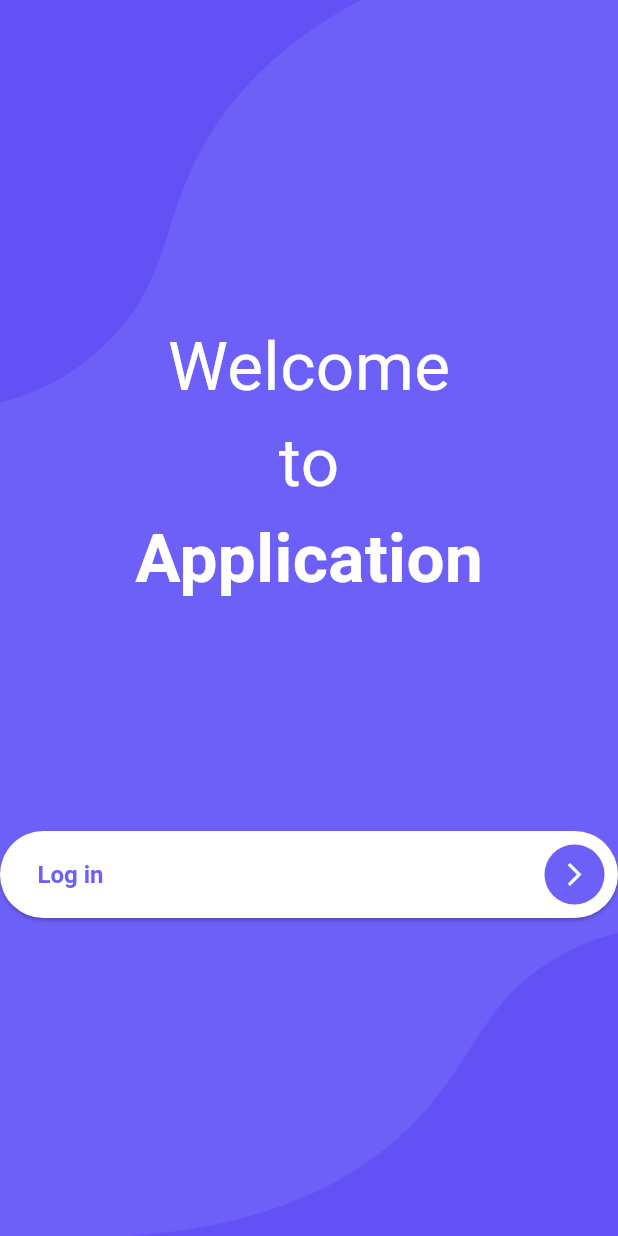
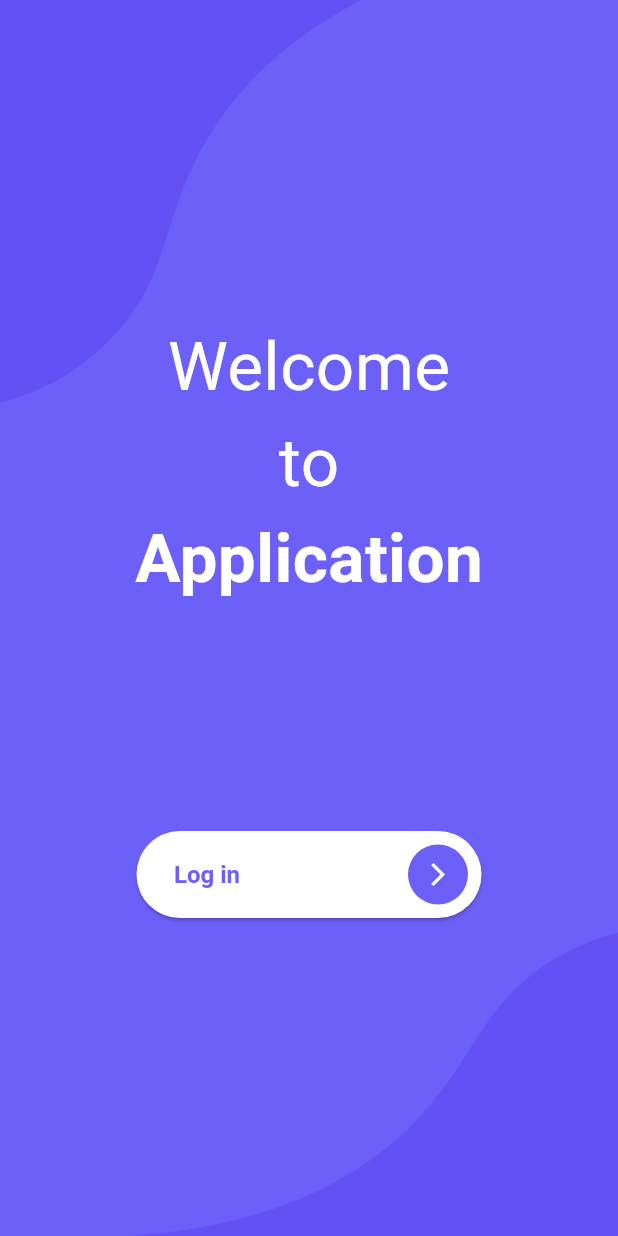
Before and after one commit to NiTika1509/flutter_project, a Flutter app: the screen it shows after launch, on a phone screen of 412 x 824 dp. Run offline on Flutter 3.47's test engine with Material 3 defaults, Android fonts, the phone set to English and light mode, and no system bars.

Commit message:
refactor: Систематизация папок на основе "Clen Arch"

```diff
--- /dev/null
+++ b/lib/core/application.dart
@@ -0,0 +1,24 @@
+import 'package:flutter/material.dart';
+import 'package:flutter_project/presentation/widgets/welcome.dart';
+import 'package:flutter_project/presentation/widgets/auth.dart';
+
+
+class Application extends StatelessWidget {
+  const Application({super.key});
+
+  @override
+  Widget build(BuildContext context) {
+    return MaterialApp(
+      title: 'Flutter Demo',
+      theme: ThemeData(
+        colorScheme: ColorScheme.fromSeed(seedColor: Colors.deepPurple),
+        useMaterial3: true,
+      ),
+      routes: {
+        '/': (context) => const WelcomeWidget(title: 'Welcome to Application'),
+        '/auth': (context) => const AuthWidget(title: 'Auth')
+      },
+      initialRoute: '/',
+    );
+  }
+}
--- a/lib/main.dart
+++ b/lib/main.dart
@@ -1,26 +1,8 @@
 import 'package:flutter/material.dart';
-import 'package:flutter_project/widgets/app.dart';
+import 'core/application.dart';
+
 
 void main() {
-  const app = MyApp();
+  const app = Application();
   runApp(app);
 }
-
-class MyApp extends StatelessWidget {
-  const MyApp({super.key});
-
-  @override
-  Widget build(BuildContext context) {
-    return MaterialApp(
-      title: 'Flutter Demo',
-      theme: ThemeData(
-        colorScheme: ColorScheme.fromSeed(seedColor: Colors.deepPurple),
-        useMaterial3: true,
-      ),
-      routes: {
-        '/': (context) => const MyHomePage(title: 'Welcome to Application'),
-      },
-      initialRoute: '/',
-    );
-  }
-}
--- a/lib/widgets/app.dart
+++ b/lib/presentation/widgets/welcome.dart
@@ -1,8 +1,8 @@
 import 'package:flutter/material.dart';
 
 
-class MyHomePage extends StatelessWidget {
-  const MyHomePage({super.key, required this.title});
+class WelcomeWidget extends StatelessWidget {
+  const WelcomeWidget({super.key, required this.title});
 
   final String title;
 
@@ -11,6 +11,7 @@ class MyHomePage extends StatelessWidget {
     return Scaffold(
       backgroundColor: const Color.fromRGBO(109, 96, 248, 1),
       body: Container(
+        width: double.infinity,
         decoration: const BoxDecoration(
           image: DecorationImage(
               image: AssetImage('assets/images/background_home.png'),
@@ -18,6 +19,7 @@ class MyHomePage extends StatelessWidget {
           )
         ),
         child: const Column(
+          mainAxisSize: MainAxisSize.max,
           mainAxisAlignment: MainAxisAlignment.center,
           children: [
             Column(
@@ -69,7 +71,6 @@ class _LogInButtonState extends State<_LogInButton> {
 
   void _moveToAuth (){
     final navigator = Navigator.of(context);
-
     navigator.pushNamed('/auth');
   }
 
@@ -91,9 +92,11 @@ class _LogInButtonState extends State<_LogInButton> {
     return ElevatedButton(
         style: buttonStyle,
         onPressed: _moveToAuth,
+        child: SizedBox(
+          width: 200,
           child: Row(
             mainAxisAlignment: MainAxisAlignment.spaceBetween,
-          children: [
+            children: <Widget>[
               const Text(
                   'Log in',
                   style: TextStyle(
@@ -105,12 +108,13 @@ class _LogInButtonState extends State<_LogInButton> {
               IconButton(
                 icon: const Icon(Icons.arrow_forward_ios),
                 color: Colors.white,
-              onPressed: () {},
+                onPressed: _moveToAuth,
                 style: const ButtonStyle(
                     backgroundColor: WidgetStatePropertyAll<Color>(Color.fromRGBO(109, 96, 248, 1))
                 ),
               ),
             ],
+          ),
         )
     );
   }
```
Also changed, not shown: gas-kvas-com-p-uzor-volna-na-prozrachnom-fone-42.jpg (deleted). Lines whose indentation alone changed are shown as unchanged.
